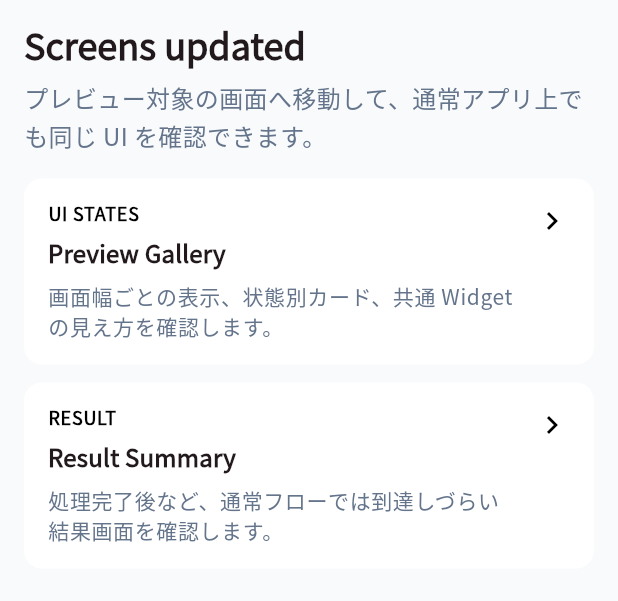
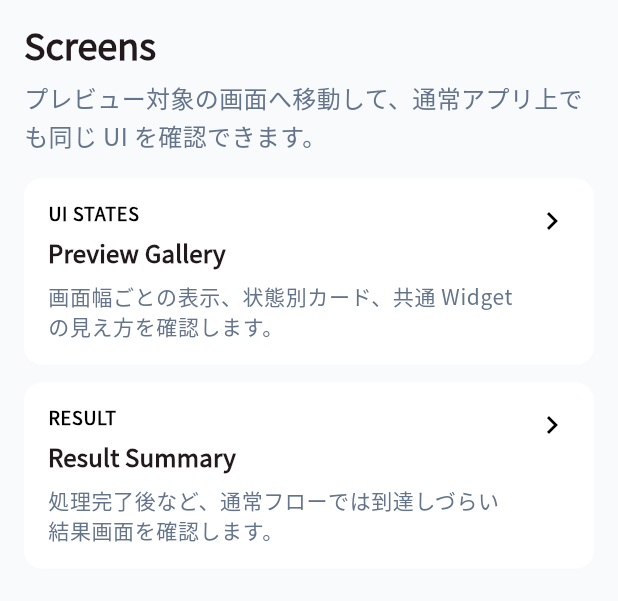
Before and after one commit to sakusaku3939/flutter-widget-previewer-test, a Flutter app: the screen it shows after launch, on a phone screen of 412 x 824 dp, the part 84-685 px from its top. Run offline on Flutter 3.47's test engine with Material 3 defaults, Android fonts, the phone set to English and light mode, and no system bars; our stand-ins replace flutter_riverpod.

Commit message:
Revert temporary VRT diff

```diff
--- a/lib/src/presentation/screens/home/home_screen.dart
+++ b/lib/src/presentation/screens/home/home_screen.dart
@@ -42,7 +42,7 @@ class HomeContent extends StatelessWidget {
     return Column(
       crossAxisAlignment: CrossAxisAlignment.start,
       children: [
-        Text('Screens updated', style: theme.textTheme.headlineSmall),
+        Text('Screens', style: theme.textTheme.headlineSmall),
         const SizedBox(height: 8),
         Text(
           'プレビュー対象の画面へ移動して、通常アプリ上でも同じ UI を確認できます。',
```
